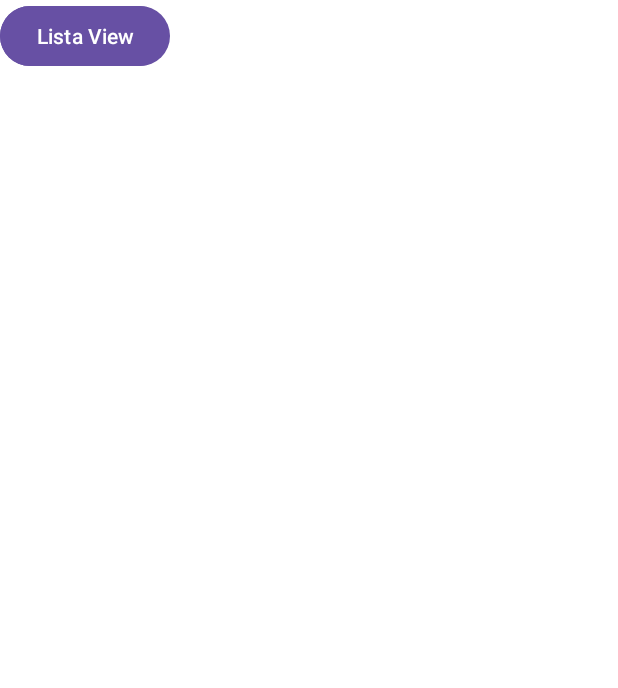
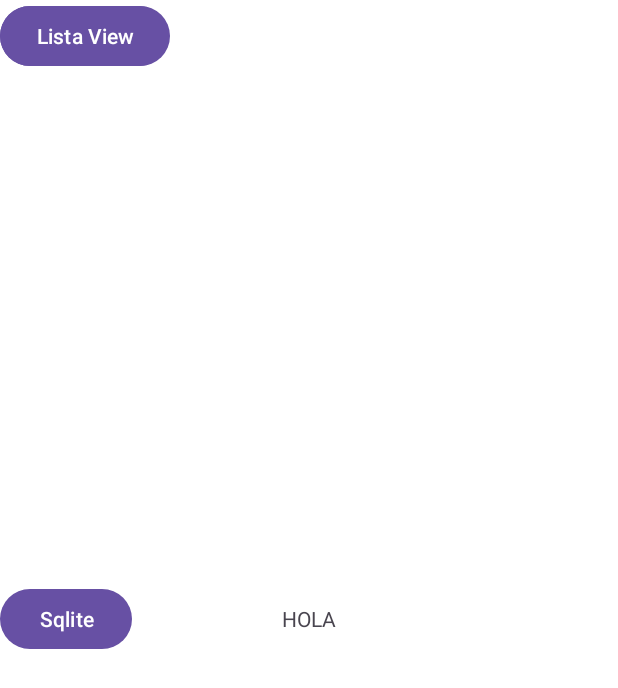
Before and after one commit to MOV-2024-B-SW-GR1/mov-sw-gr1-tuquerrez-flores-atik-amilcar, an Android app: the screen it shows after launch (MainActivity), on a phone screen of 412 x 824 dp. Shown: the top 688 px of the screen. Run offline under Robolectric (Android 15) with nearby library versions, the light colour scheme and no system bars.

Commit message:
Interfaz SQLite

```diff
--- a/01-Andrioid/app/src/main/AndroidManifest.xml
+++ b/01-Andrioid/app/src/main/AndroidManifest.xml
@@ -12,6 +12,9 @@
         android:supportsRtl="true"
         android:theme="@style/Theme.Sw2024bgr1_aatf"
         tools:targetApi="31">
+        <activity
+            android:name=".ECrudEntrenador"
+            android:exported="false" />
         <activity
             android:name=".CIntentExplicitoParametros"
             android:exported="false" />
--- a/01-Andrioid/app/src/main/java/com/example/sw2024bgr1_aatf/MainActivity.kt
+++ b/01-Andrioid/app/src/main/java/com/example/sw2024bgr1_aatf/MainActivity.kt
@@ -57,6 +57,12 @@ class MainActivity : AppCompatActivity() {
                 intentExplicito.putExtra("edad", "21")
                 callbackContenidoIntentExplicito.launch(intentExplicito)
             }
+
+        val botonIrSqlite = findViewById<Button>(R.id.btn_sqlite)
+        botonIrSqlite
+            .setOnClickListener {
+                irActividad(ECrudEntrenador::class.java)
+            }
     }
 
     fun irActividad(clase:Class<*>){
--- a/01-Andrioid/app/src/main/res/layout/activity_main.xml
+++ b/01-Andrioid/app/src/main/res/layout/activity_main.xml
@@ -14,35 +14,54 @@
         android:layout_width="wrap_content"
         android:layout_height="wrap_content"
         android:text="Ciclo Vida"
-        tools:layout_editor_absoluteX="152dp"
-        tools:layout_editor_absoluteY="316dp" />
+        tools:layout_editor_absoluteX="34dp"
+        tools:layout_editor_absoluteY="393dp" />
 
     <Button
         android:id="@+id/btn_ir_list_view"
         android:layout_width="wrap_content"
         android:layout_height="wrap_content"
         android:text="Lista View"
-        tools:layout_editor_absoluteX="152dp"
-        tools:layout_editor_absoluteY="401dp" />
+        tools:layout_editor_absoluteX="34dp"
+        tools:layout_editor_absoluteY="478dp" />
 
     <Button
         android:id="@+id/btn_ir_intent_implicito"
         android:layout_width="112dp"
         android:layout_height="50dp"
-        android:layout_marginBottom="44dp"
+        android:layout_marginBottom="56dp"
         android:text="Implicito"
         app:layout_constraintBottom_toTopOf="@+id/btn_ir_intent_explicito"
-        tools:layout_editor_absoluteX="152dp" />
+        tools:layout_editor_absoluteX="34dp" />
 
     <Button
         android:id="@+id/btn_ir_intent_explicito"
         android:layout_width="112dp"
         android:layout_height="46dp"
-        android:layout_marginBottom="32dp"
+        android:layout_marginBottom="20dp"
         android:text="Explicito"
         app:layout_constraintBottom_toTopOf="@+id/cl_ciclo_vida"
         app:layout_constraintEnd_toEndOf="@+id/cl_ciclo_vida"
-        app:layout_constraintHorizontal_bias="1.0"
+        app:layout_constraintHorizontal_bias="0.0"
         app:layout_constraintStart_toStartOf="@+id/cl_ciclo_vida" />
 
+    <Button
+        android:id="@+id/btn_sqlite"
+        android:layout_width="wrap_content"
+        android:layout_height="wrap_content"
+        android:text="Sqlite"
+        app:layout_constraintBottom_toBottomOf="@+id/textView"
+        app:layout_constraintTop_toTopOf="@+id/textView"
+        tools:layout_editor_absoluteX="279dp" />
+
+    <TextView
+        android:id="@+id/textView"
+        android:layout_width="wrap_content"
+        android:layout_height="wrap_content"
+        android:text="HOLA"
+        app:layout_constraintBottom_toBottomOf="parent"
+        app:layout_constraintEnd_toEndOf="parent"
+        app:layout_constraintStart_toStartOf="parent"
+        app:layout_constraintTop_toTopOf="parent" />
+
 </androidx.constraintlayout.widget.ConstraintLayout>
```
Also changed, not shown: 01-Andrioid/app/src/main/java/com/example/sw2024bgr1_aatf/BListView.kt (+83 -3 lines), 01-Andrioid/app/src/main/java/com/example/sw2024bgr1_aatf/EBaseDeDatos.kt (added, +7 -0 lines), 01-Andrioid/app/src/main/java/com/example/sw2024bgr1_aatf/ECrudEntrenador.kt (added, +20 -0 lines), 01-Andrioid/app/src/main/java/com/example/sw2024bgr1_aatf/ESqliteHelperEntrenador.kt (added, +104 -0 lines), 01-Andrioid/app/src/main/res/layout/activity_ecrud_entrenador.xml (added, +92 -0 lines), 01-Andrioid/app/src/main/res/values/strings.xml (+7 -1 lines).
